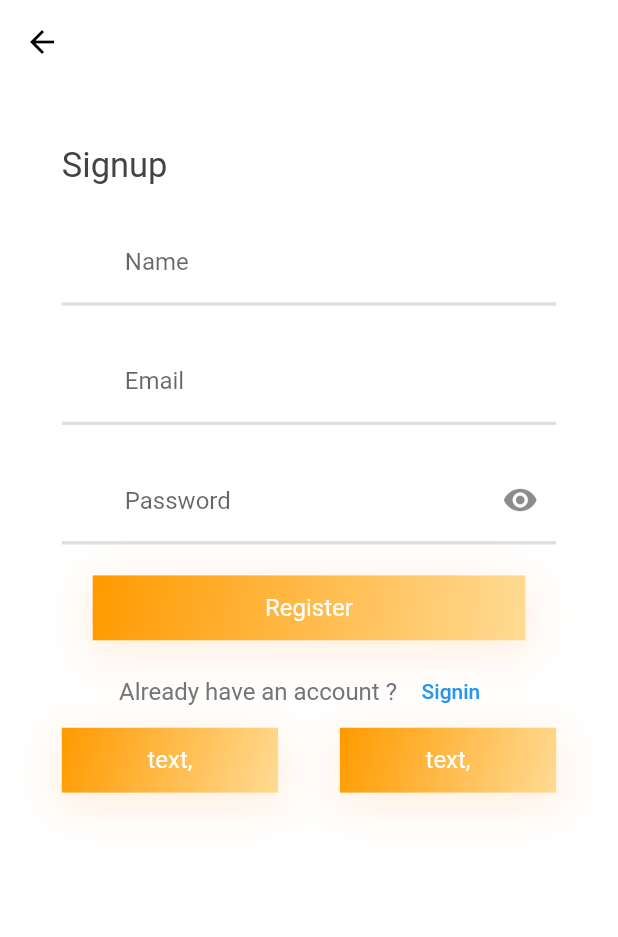
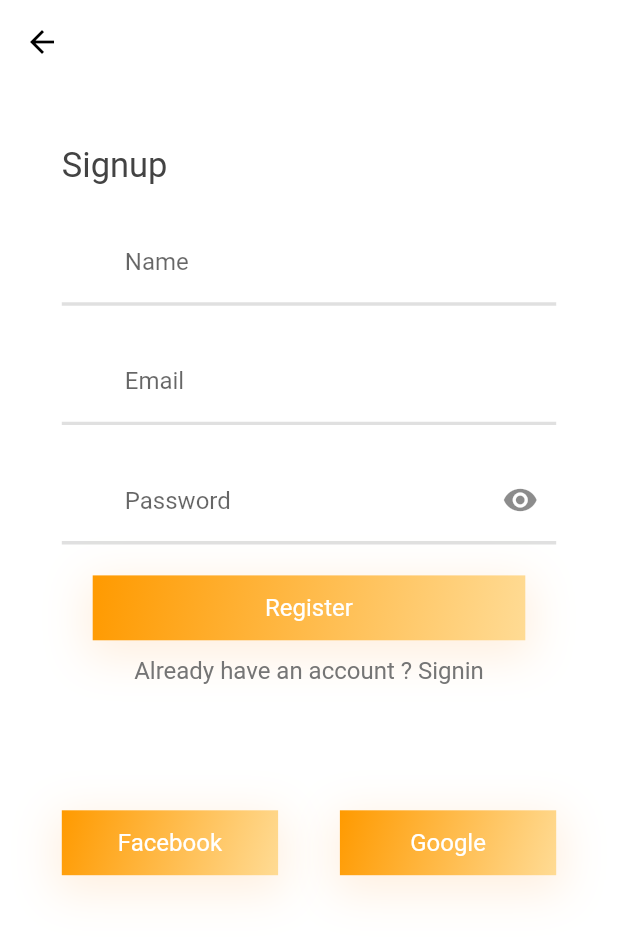
Before and after one commit to MFY2000/Jawan-Pakistan_Mobile-Hybrid-App-Dev-Using-Flutter_, a Flutter app: the SignUpSrceen screen opened directly, on a phone screen of 412 x 824 dp. Shown: the top 937 px of the screen. Run offline on Flutter 3.47's test engine with Material 2 defaults, Android fonts, the phone set to English and light mode, and no system bars; our stand-ins replace date_time_picker, firebase_auth, firebase_core, font_awesome_flutter; accounts and stored records are empty; Roboto replaces fonts that are missing (Overlook, Times New Roman).

Commit message:
MFY auto commit at 12/12/2021 19:37:11

```diff
--- a/Tasks/Task10 (Login app firebase)/fb_login_app/lib/Pages/Login/SocialMeida/SocialMedia.dart
+++ b/Tasks/Task10 (Login app firebase)/fb_login_app/lib/Pages/Login/SocialMeida/SocialMedia.dart
@@ -17,13 +17,18 @@ class _SocialMediaState extends State<SocialMedia> {
   Widget build(BuildContext context) {
     return Column(
       children: [
-        Row(
-            mainAxisSize: MainAxisSize.min,
-            mainAxisAlignment: MainAxisAlignment.center,
-            children: [
-              Text("Already have an account ? "),
-              TextButton(onPressed: () {}, child: Text("Signin"))
-            ]),
+        Padding(
+          padding: EdgeInsets.all(getSize(false, .001),),
+          child: Row(
+              mainAxisSize: MainAxisSize.min,
+              mainAxisAlignment: MainAxisAlignment.center,
+              children: [
+                Text("Already have an account ? "),
+                GestureDetector(onTap: () {}, child: Text("Signin"))
+              ]),
+        ),
+        SizedBox(height: getSize(false, .1),),
+
         Row(
           mainAxisSize: MainAxisSize.max,
           mainAxisAlignment: MainAxisAlignment.spaceBetween,
@@ -38,7 +43,7 @@ class _SocialMediaState extends State<SocialMedia> {
                 width: getSize(true, .35),
                 alignment: Alignment.center,
                 child: Text(
-                  "text,",
+                  "Facebook",
                   style: TextStyle(color: kPrimaryLightColor),
                 ),
               ),
@@ -53,7 +58,7 @@ class _SocialMediaState extends State<SocialMedia> {
                 width: getSize(true, .35),
                 alignment: Alignment.center,
                 child: Text(
-                  "text,",
+                  "Google",
                   style: TextStyle(color: kPrimaryLightColor),
                 ),
               ),
```
